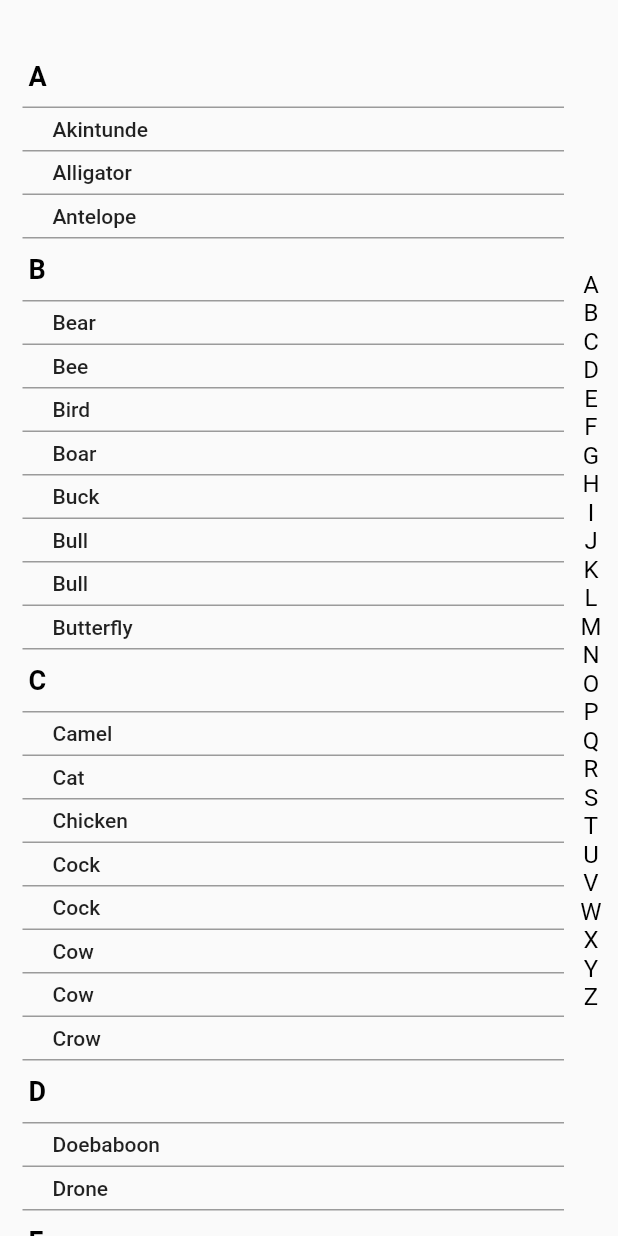
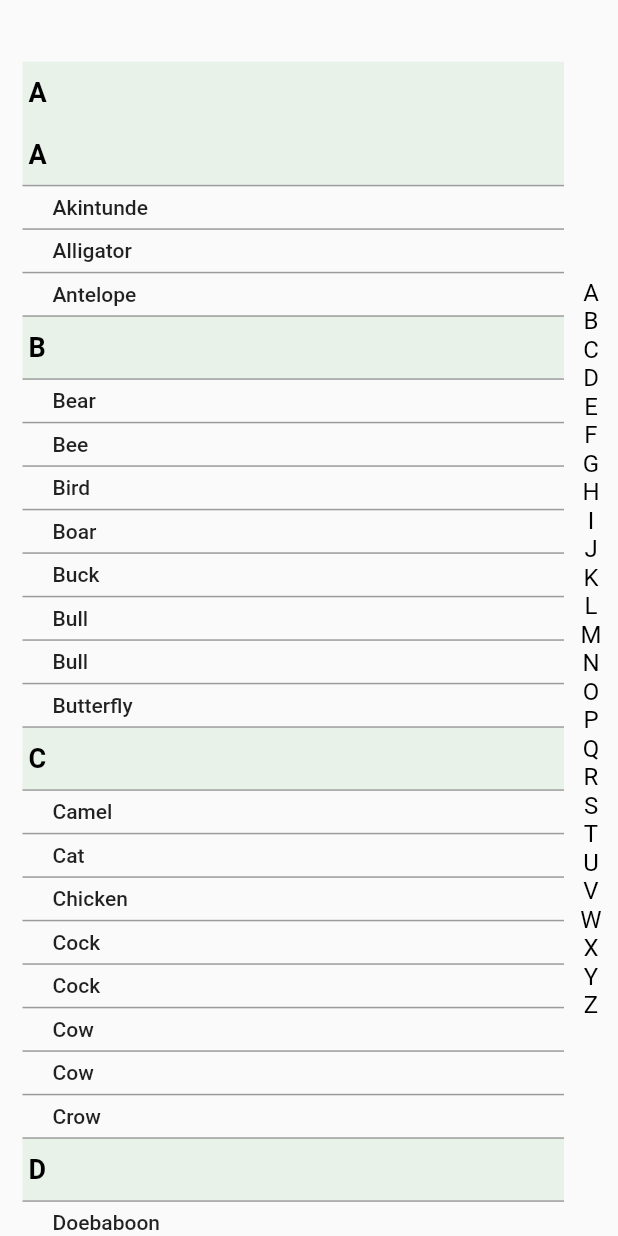
Before and after one commit to 1cornerstone/labelListView, a Flutter app: the screen it shows after launch, on a phone screen of 412 x 824 dp. Run offline on Flutter 3.47's test engine with Material 2 defaults, Android fonts, the phone set to English and light mode, and no system bars.

Commit message:
add main header

```diff
--- a/lib/label_list_view.dart
+++ b/lib/label_list_view.dart
@@ -27,7 +27,7 @@ class _LabelListViewState extends State<LabelListView> {
     _controller = ScrollController()
       ..addListener(() {
 
-        print("offset = ${_controller.position.pixels}");
+      //  print("offset = ${_controller.position.pixels}");
 
 
       });
@@ -44,14 +44,23 @@ class _LabelListViewState extends State<LabelListView> {
     return Scaffold(
 
       body:  Container(
-        margin: const EdgeInsets.only(top: 30),
+        margin: EdgeInsets.only(top: MediaQuery.of(context).size.height * 0.05 ),
         child: Row(
           children: [
 
             Expanded(
+              child: Column(
+                children: [
+
+                  const Padding(
+                    padding: EdgeInsets.only(left: 15.0),
+                    child: ListAlphaHeader(text:"A"),
+                  ),
+                  Expanded(
                     child: ListView.builder(
                         itemCount:_items.length ,
                         controller: _controller,
+                        padding: EdgeInsets.zero,
                         itemBuilder: (BuildContext builder,int index){
                           return Container(
                             margin: const EdgeInsets.only(left: 15),
@@ -76,7 +85,10 @@ class _LabelListViewState extends State<LabelListView> {
                             ),
                           );
 
-              })
+                        }),
+                  ),
+                ],
+              ),
             ),
 
             const SideAlphabet()
--- a/lib/list_alpha_header.dart
+++ b/lib/list_alpha_header.dart
@@ -20,6 +20,9 @@ class ListAlphaHeader extends StatelessWidget {
           fontWeight: FontWeight.bold
         ),
       ),
+      decoration: BoxDecoration(
+         color: Colors.green.withOpacity(0.1)
+      ),
     );
   }
 }
```
Also changed, not shown: 1 other file. Lines whose indentation alone changed are shown as unchanged.
